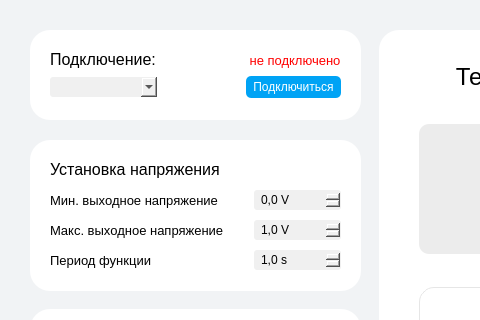
Old version of the form app/mainwindow.ui in the repository EgorkA82/Signalerator; both pictures show x 0 to 480 and y 0 to 320 of the 800 by 570 pixel window.
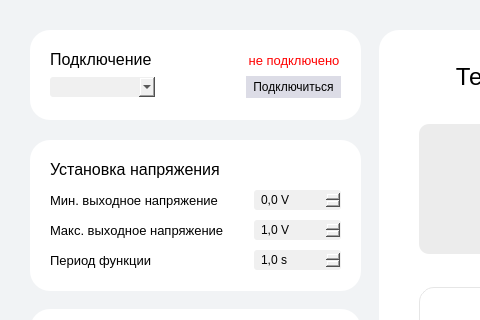
New version of the form. Custom widgets are drawn as their Qt base class.

Commit message: Добавлено обновление списка доступных устройств и реагирование кнопки подключения

Diff of the .ui file:
```diff
--- a/app/mainwindow.ui
+++ b/app/mainwindow.ui
@@ -931,7 +931,7 @@
            </font>
           </property>
           <property name="text">
-           <string>Подключение:</string>
+           <string>Подключение</string>
           </property>
          </widget>
         </item>
@@ -1010,10 +1010,16 @@
           </property>
           <property name="minimumSize">
            <size>
-            <width>107</width>
+            <width>105</width>
             <height>20</height>
            </size>
           </property>
+          <property name="maximumSize">
+           <size>
+            <width>150</width>
+            <height>16777215</height>
+           </size>
+          </property>
           <property name="styleSheet">
            <string notr="true">background-color: rgb(240, 240, 240);
 border-radius: 3px;
@@ -1023,7 +1029,10 @@
            <string/>
           </property>
           <property name="maxVisibleItems">
-           <number>100</number>
+           <number>10</number>
+          </property>
+          <property name="sizeAdjustPolicy">
+           <enum>QComboBox::AdjustToContentsOnFirstShow</enum>
           </property>
           <property name="frame">
            <bool>true</bool>
@@ -1062,17 +1071,7 @@
           </property>
           <property name="styleSheet">
            <string notr="true">QPushButton {
-	background-color: rgb(0, 163, 245);
-	color: rgb(255, 255, 255);
-	border-radius: 5px;
-}
-
-QPushButton:hover {
-	background-color: rgb(0, 143, 225)
-}
-
-QPushButton:pressed {
-	background-color: rgb(0, 123, 205)
+	background-color: rgb(220, 220, 230);
 }
 </string>
           </property>
@@ -1080,7 +1079,7 @@
            <string>Подключиться</string>
           </property>
           <property name="checkable">
-           <bool>true</bool>
+           <bool>false</bool>
           </property>
           <property name="autoExclusive">
            <bool>false</bool>
```
The commit also changes 5 other files.
